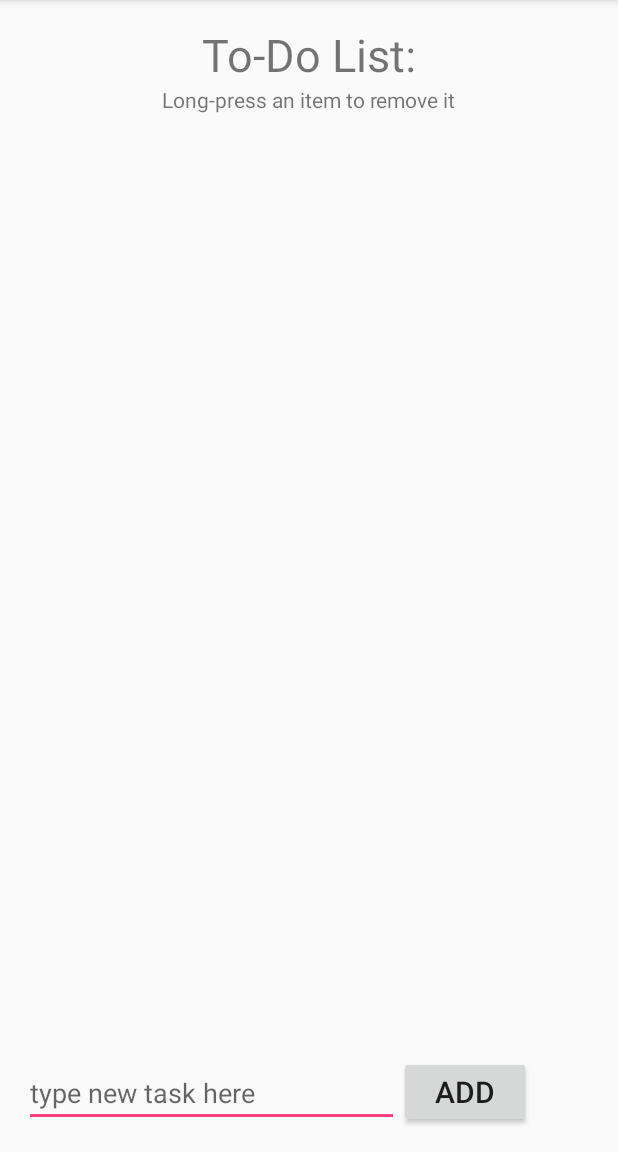
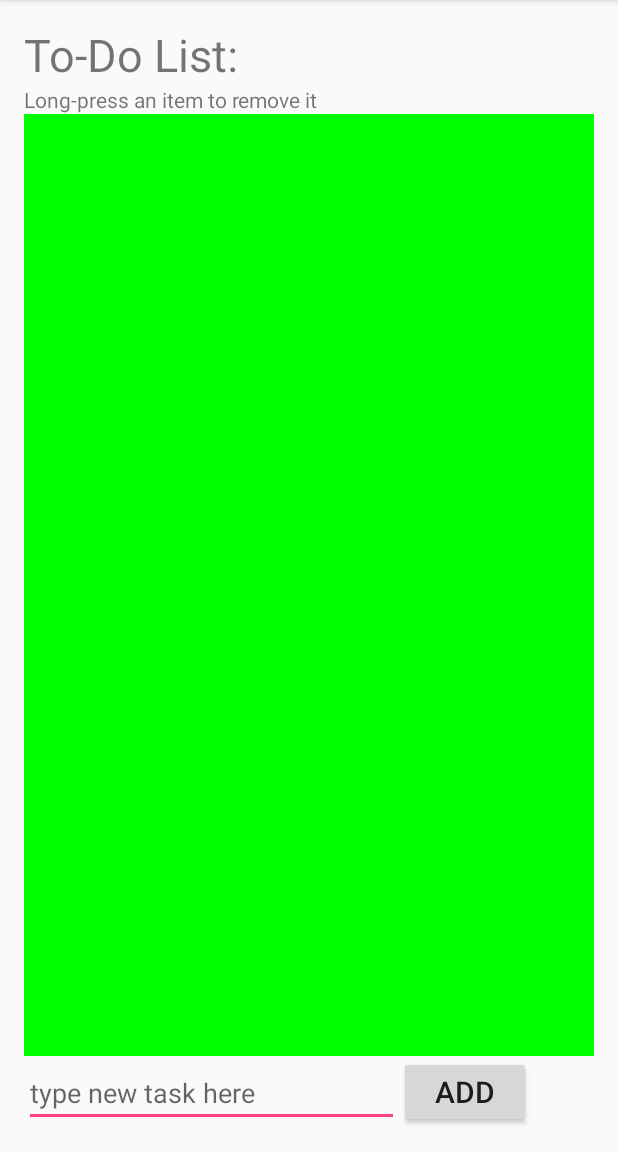
Before and after one commit to ArendvD/ArendVanDormalen-pset4, an Android app: the screen it shows after launch (MainActivity), on a phone screen of 412 x 824 dp, the part 84-1236 px from its top. Run offline under Robolectric (Android 15) with nearby library versions, the phone set to English and light mode, and no system bars.

Commit message:
Layout fixes, display working, issues with deleting

```diff
--- /dev/null
+++ b/app/src/main/java/arend/arendvandormalen_pset4/DBHelper.java
@@ -0,0 +1,97 @@
+package arend.arendvandormalen_pset4;
+
+import android.content.ContentValues;
+import android.content.Context;
+import android.database.Cursor;
+import android.database.sqlite.SQLiteDatabase;
+import android.database.sqlite.SQLiteOpenHelper;
+
+import java.util.ArrayList;
+import java.util.HashMap;
+
+/**
+ * Created by Arend on 2016-11-22.
+ * Class that helps with database actions.
+ *
+ */
+
+public class DBHelper extends SQLiteOpenHelper{
+
+    // private static final NAMEN VAN DATABASES
+    private static final String DATABASE_NAME = "toDoList.db";
+    private static final int DATABASE_VERSION = 1;
+    private static final String TABLE = "toDoList";
+
+    private String task_id = "task";
+    private String checked_id = "checked";
+
+
+    public DBHelper(Context context){
+        super(context, DATABASE_NAME, null, DATABASE_VERSION);
+    }
+
+    // onCreate
+    @Override
+    public void onCreate(SQLiteDatabase sqLiteDatabase){
+
+        String CREATE_TABLE = "CREATE TABLE " + TABLE + " ( _id INTEGER PRIMARY KEY AUTOINCREMENT, "
+                + task_id + " TEXT, " + checked_id + " TEXT)";
+        sqLiteDatabase.execSQL(CREATE_TABLE);
+
+    }
+
+    @Override
+    public void onUpgrade(SQLiteDatabase sqLiteDatabase, int i, int i1){
+
+        sqLiteDatabase.execSQL("DROP TABLE IF EXISTS " + TABLE);
+        onCreate(sqLiteDatabase);
+
+    }
+
+    public void create(Task task){
+
+        SQLiteDatabase db = getWritableDatabase();
+        ContentValues values = new ContentValues();
+        values.put(task_id, task.task);
+        values.put(checked_id, task.checked);
+        db.insert(TABLE, null, values);
+        db.close();
+
+    }
+
+    public ArrayList<HashMap<String, String>> read(){
+
+        String query = "SELECT _id, " + task_id + " , " + checked_id + " FROM " + TABLE;
+        ArrayList<HashMap<String, String>> taskList = new ArrayList<>();
+        SQLiteDatabase db = getReadableDatabase();
+        Cursor cursor = db.rawQuery(query, null);
+        if(cursor.moveToFirst()){
+            do{
+                HashMap<String, String> taskData = new HashMap<>();
+                taskData.put("id", cursor.getString(cursor.getColumnIndex("_id")));
+                taskData.put("task", cursor.getString(cursor.getColumnIndex(task_id)));
+                taskData.put("checked", cursor.getString(cursor.getColumnIndex(checked_id)));
+                taskList.add(taskData);
+            } while (cursor.moveToNext());
+        }
+        cursor.close();
+        db.close();
+        return taskList;
+    }
+
+    public void update(Task task){
+        SQLiteDatabase db = getWritableDatabase();
+        ContentValues values = new ContentValues();
+        values.put(task_id, task.task);
+        values.put(checked_id, task.checked);
+        db.update(TABLE, values, "_id = ? ", new String[]{String.valueOf(task.id)});
+        db.close();
+    }
+
+    public void delete(Task task){
+        SQLiteDatabase db = getWritableDatabase();
+        db.delete(TABLE, "_id = ? ", new String[]{String.valueOf(task.id)});
+        db.close();
+    }
+
+}
--- a/app/src/main/java/arend/arendvandormalen_pset4/MainActivity.java
+++ b/app/src/main/java/arend/arendvandormalen_pset4/MainActivity.java
@@ -1,13 +1,98 @@
 package arend.arendvandormalen_pset4;
 
+import android.graphics.Color;
 import android.support.v7.app.AppCompatActivity;
 import android.os.Bundle;
+import android.util.Log;
+import android.view.View;
+import android.widget.AdapterView;
+import android.widget.ArrayAdapter;
+import android.widget.EditText;
+import android.widget.ListAdapter;
+import android.widget.ListView;
+import android.widget.SimpleAdapter;
+import android.widget.Toast;
+
+import java.util.ArrayList;
+import java.util.Arrays;
+import java.util.HashMap;
 
 public class MainActivity extends AppCompatActivity {
+
+    ArrayList<Task> tasks = null;
+    ListView listView;
+    DBHelper dbHelper;
+    int[] colorList = new int[]{Color.RED, Color.YELLOW, Color.GREEN, Color.BLUE};
 
     @Override
     protected void onCreate(Bundle savedInstanceState) {
         super.onCreate(savedInstanceState);
         setContentView(R.layout.activity_main);
+        listView = (ListView)findViewById(R.id.to_do_list);
+
+
+/*
+        listView.setOnItemClickListener();
+        listView.setOnItemLongClickListener(new AdapterView.OnItemLongClickListener(){
+
+        });
+*/
+        showAll();
+    }
+
+    @Override
+    protected void onResume(){
+        super.onResume();
+        showAll();
+    }
+
+    public void addTask(View view){
+        dbHelper = new DBHelper(this);
+        Toast.makeText(this, "Adding Task", Toast.LENGTH_SHORT).show();
+        EditText newTaskView = (EditText)findViewById(R.id.add_bar);
+        String newTaskString = newTaskView.getText().toString();
+        Log.d("Adding", newTaskString);
+        Task newTask = new Task(newTaskString, "no");
+        if (newTask.id == 0){
+            dbHelper.create(newTask);
+        } else {
+            dbHelper.update(newTask);
+        }
+        dbHelper.close();
+        newTaskView.setText("");
+        showAll();
+    }
+
+
+
+    public void showAll(){
+
+        final DBHelper dbHelper = new DBHelper(this);
+        ArrayList<HashMap<String,String>> toDoList = dbHelper.read();
+        SimpleAdapter taskAdapter = new SimpleAdapter(this, toDoList,
+                R.layout.single_task, new String[]{"id", "task"},
+                new int[]{R.id.task_id, R.id.task_text});
+
+        listView.setAdapter(taskAdapter);
+        listView.setBackgroundColor(colorList[2]);
+        listView.setOnItemClickListener(new AdapterView.OnItemClickListener() {
+            @Override
+            public void onItemClick(AdapterView<?> parent, View view, int position, long id) {
+                Toast.makeText(MainActivity.this, "Item Clicked " + position, Toast.LENGTH_SHORT).show();
+
+            }
+        });
+        listView.setOnItemLongClickListener(new AdapterView.OnItemLongClickListener() {
+            @Override
+            public boolean onItemLongClick(AdapterView<?> adapterView, View view, int position, long id){
+                Toast.makeText(MainActivity.this, "Item to Delete " + position, Toast.LENGTH_SHORT).show();
+
+                Task deleteTask = (Task) adapterView.getItemAtPosition(position);
+                dbHelper.delete(deleteTask);
+
+                return true;
+            }
+        });
+
     }
 }
--- a/app/src/main/res/layout/activity_main.xml
+++ b/app/src/main/res/layout/activity_main.xml
@@ -15,46 +15,53 @@
     <LinearLayout
         android:layout_width="wrap_content"
         android:layout_height="wrap_content"
-        android:orientation="vertical">
+        android:orientation="vertical"
+        android:layout_gravity="top|center"
+        android:id="@+id/top_bar">
 
         <TextView
             android:layout_width="wrap_content"
             android:layout_height="wrap_content"
             android:id="@+id/title_home"
             android:text="@string/title_home"
-            android:textSize="30sp"
-            android:layout_gravity="top|center" />
+            android:textSize="30sp" />
 
         <TextView
             android:layout_width="wrap_content"
             android:layout_height="wrap_content"
             android:id="@+id/instructions_home"
-            android:text="@string/instructions_home"
-            android:layout_gravity="center"/>
-
-        <ListView
-            android:layout_width="wrap_content"
-            android:layout_height="wrap_content"
-            android:id="@+id/to_do_list"/>
+            android:text="@string/instructions_home" />
 
     </LinearLayout>
+
+
+    <ListView
+        android:layout_width="wrap_content"
+        android:layout_height="wrap_content"
+        android:id="@+id/to_do_list"
+        android:layout_above="@+id/bottom_bar"
+        android:layout_below="@id/top_bar"
+        />
 
     <LinearLayout
         android:layout_width="wrap_content"
         android:layout_height="wrap_content"
         android:orientation="horizontal"
-        android:layout_alignParentBottom="true">
+        android:layout_alignParentBottom="true"
+        android:id="@id/bottom_bar">
 
         <EditText
             android:layout_width="250dp"
             android:layout_height="wrap_content"
+            android:id="@+id/add_bar"
             android:hint="@string/add_hint"/>
 
         <Button
             android:layout_width="wrap_content"
             android:layout_height="wrap_content"
             android:text="@string/add_button"
-            android:textSize="20sp"/>
+            android:textSize="20sp"
+            android:onClick="addTask"/>
 
     </LinearLayout>
 
```
Also changed, not shown: app/src/main/java/arend/arendvandormalen_pset4/Task.java (added, +19 -0 lines), app/src/main/res/layout/single_task.xml (added, +30 -0 lines).
